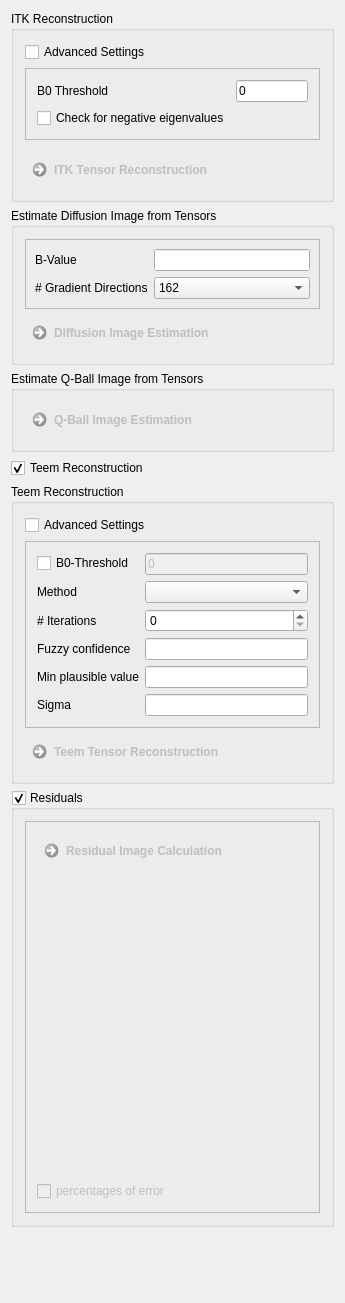
Qt form Plugins/org.mitk.gui.qt.diffusionimaging/src/internal/QmitkTensorReconstructionViewControls.ui (MITK/MITK) before a commit.
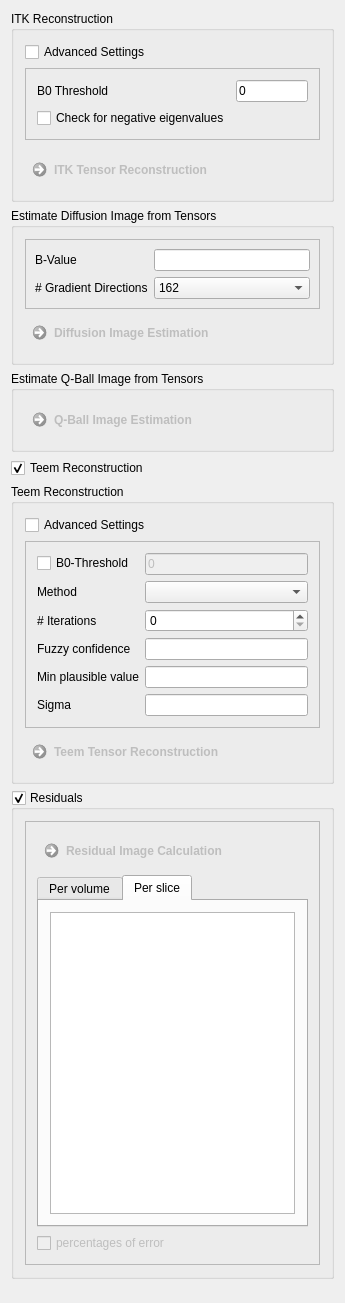
The same form after that commit. Custom widgets are drawn as their Qt base class.

What changed in the file:
```diff
--- a/Plugins/org.mitk.gui.qt.diffusionimaging/src/internal/QmitkTensorReconstructionViewControls.ui
+++ b/Plugins/org.mitk.gui.qt.diffusionimaging/src/internal/QmitkTensorReconstructionViewControls.ui
@@ -544,6 +544,16 @@
           </widget>
          </item>
          <item>
+          <widget class="QTabWidget" name="m_ResidualTab">
+           <property name="currentIndex">
+            <number>1</number>
+           </property>
+           <widget class="QWidget" name="tab">
+            <attribute name="title">
+             <string>Per volume</string>
+            </attribute>
+            <layout class="QVBoxLayout" name="verticalLayout_8">
+             <item>
           <widget class="QmitkResidualAnalysisWidget" name="m_ResidualAnalysis" native="true">
            <property name="minimumSize">
             <size>
@@ -551,6 +561,20 @@
              <height>300</height>
             </size>
            </property>
+              </widget>
+             </item>
+            </layout>
+           </widget>
+           <widget class="QWidget" name="tab_2">
+            <attribute name="title">
+             <string>Per slice</string>
+            </attribute>
+            <layout class="QVBoxLayout" name="verticalLayout_9">
+             <item>
+              <widget class="QGraphicsView" name="m_PerSliceView"/>
+             </item>
+            </layout>
+           </widget>
           </widget>
          </item>
          <item>
```
Lines whose indentation alone changed are shown as unchanged.
